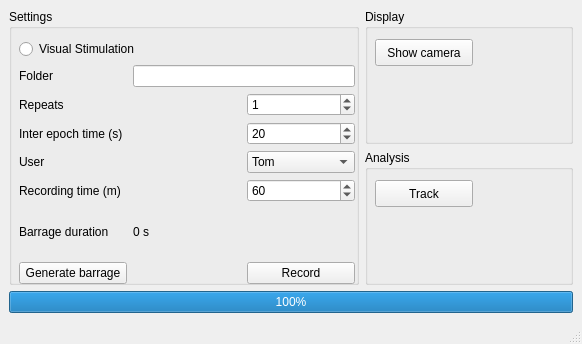
First picture: the form in form/mainwindow.ui, repository dafishcode/rec2track_qt, before the edit.
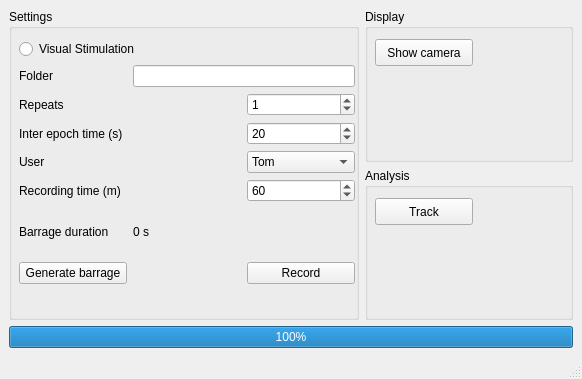
Second picture: the form after the edit.

The edit to the form file:
```diff
--- a/form/mainwindow.ui
+++ b/form/mainwindow.ui
@@ -7,7 +7,7 @@
     <x>0</x>
     <y>0</y>
     <width>582</width>
-    <height>344</height>
+    <height>379</height>
    </rect>
   </property>
   <property name="windowTitle">
```
Left out of the diff: 2 changed lines with no effect on the pictures.
